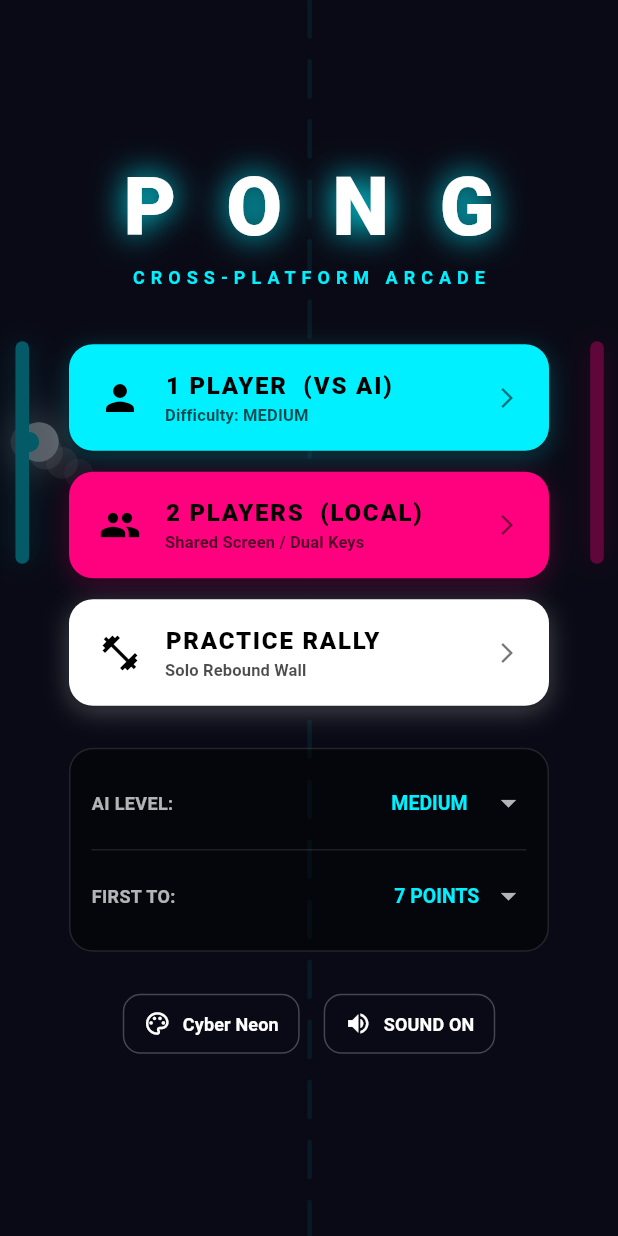
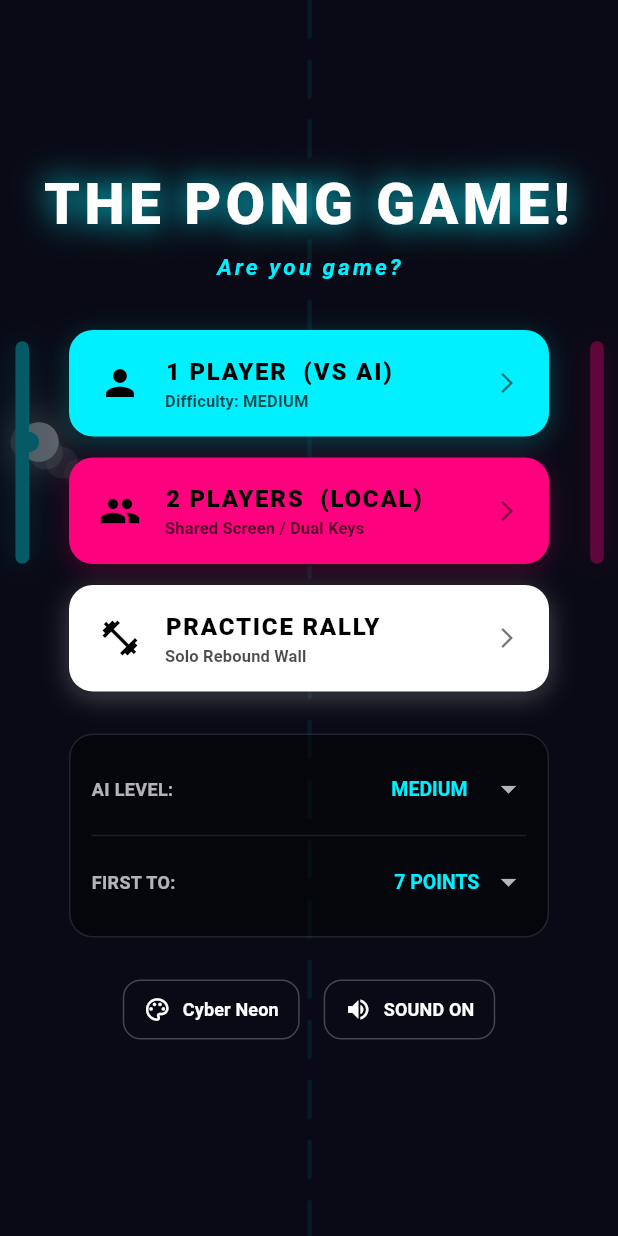
Before and after one commit to ImJustIvaan/PongGame, a Flutter app: the screen it shows after launch, on a phone screen of 412 x 824 dp. Run offline on Flutter 3.47's test engine with Material 3 defaults, Android fonts, the phone set to English and light mode, and no system bars; our stand-ins replace shared_preferences.

Commit message:
feat: rebrand game to 'The Pong Game!' with tagline 'Are you game?'

```diff
--- a/lib/main.dart
+++ b/lib/main.dart
@@ -28,7 +28,7 @@ class PongApp extends StatelessWidget {
   @override
   Widget build(BuildContext context) {
     return MaterialApp(
-      title: 'Pong Game',
+      title: 'The Pong Game!',
       debugShowCheckedModeBanner: false,
       theme: ThemeData.dark(useMaterial3: true).copyWith(
         scaffoldBackgroundColor: const Color(0xFF090A15),
--- a/lib/screens/main_menu_screen.dart
+++ b/lib/screens/main_menu_screen.dart
@@ -96,12 +96,13 @@ class _MainMenuScreenState extends State<MainMenuScreen> with SingleTickerProvid
                   children: [
                     // Title Logo
                     Text(
-                      'P O N G',
+                      'THE PONG GAME!',
+                      textAlign: TextAlign.center,
                       style: TextStyle(
                         color: _theme.ballColor,
-                        fontSize: 54,
+                        fontSize: 38,
                         fontWeight: FontWeight.w900,
-                        letterSpacing: 10,
+                        letterSpacing: 3,
                         shadows: _theme.hasGlow
                             ? [
                                 Shadow(
@@ -112,16 +113,18 @@ class _MainMenuScreenState extends State<MainMenuScreen> with SingleTickerProvid
                             : null,
                       ),
                     ),
+                    const SizedBox(height: 4),
                     Text(
-                      'CROSS-PLATFORM ARCADE',
+                      'Are you game?',
                       style: TextStyle(
                         color: _theme.paddle1Color,
-                        fontSize: 12,
-                        fontWeight: FontWeight.bold,
-                        letterSpacing: 4,
+                        fontSize: 15,
+                        fontStyle: FontStyle.italic,
+                        fontWeight: FontWeight.w600,
+                        letterSpacing: 2,
                       ),
                     ),
-                    const SizedBox(height: 36),
+                    const SizedBox(height: 32),
 
                     // Play Buttons
                     _buildPlayButton(
```
Also changed, not shown: 2 other files.
